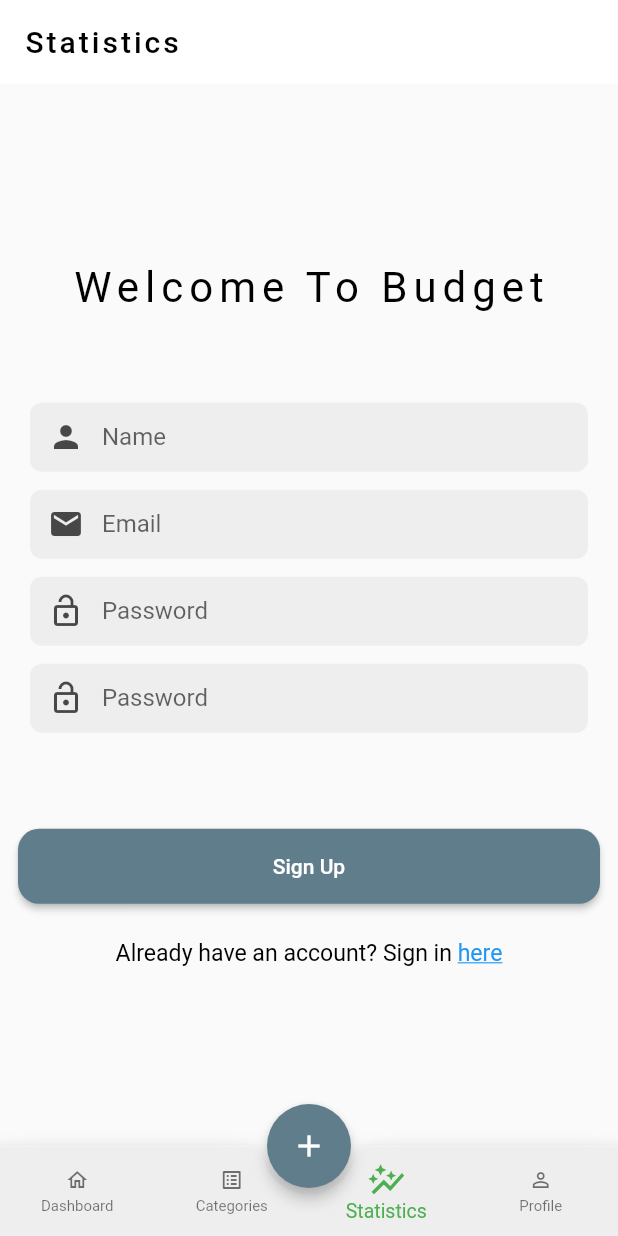
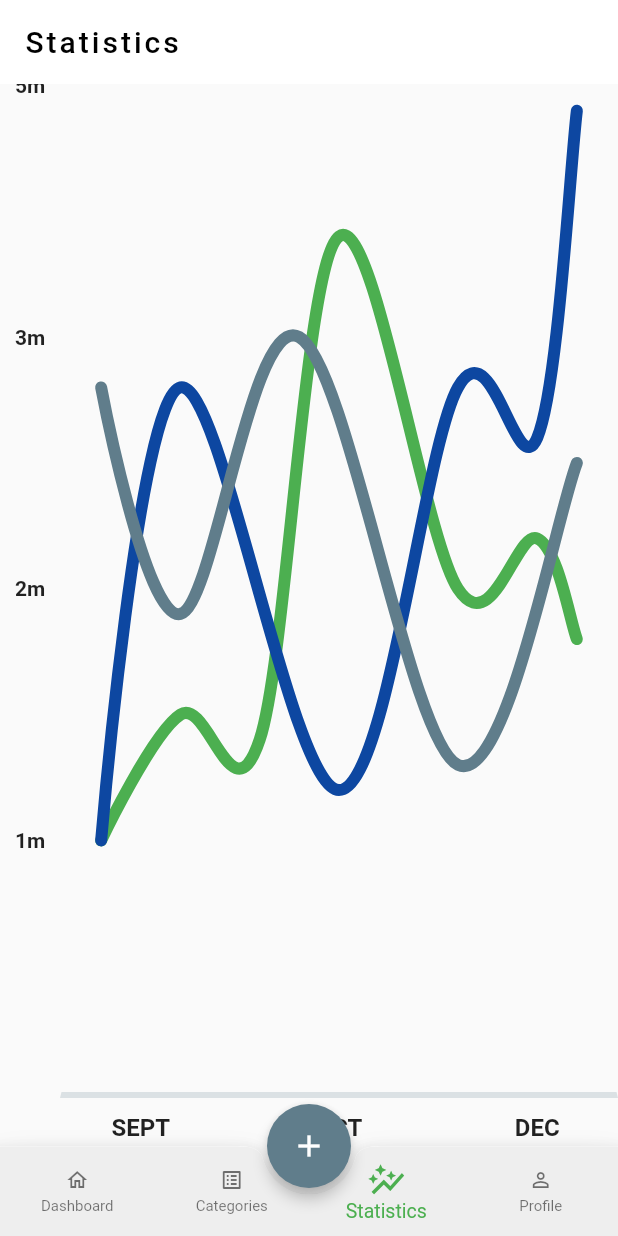
Before and after one commit to myat-pan/budget_tracker, a Flutter app: the HomeScreen screen opened directly, item 3 of the bottom bar chosen, on a phone screen of 412 x 824 dp. Run offline on Flutter 3.47's test engine with Material 2 defaults, Android fonts, the phone set to English and light mode, and no system bars; drawn by our look-alikes of fl_chart; our stand-ins replace data_table_2, get.

Commit message:
added statics screen

```diff
--- a/lib/src/modules/home/views/HomeScreen.dart
+++ b/lib/src/modules/home/views/HomeScreen.dart
@@ -2,6 +2,7 @@ import 'package:budget_tracker/src/modules/categories/views/CategoriesScreen.dar
 import 'package:budget_tracker/src/modules/dashboard/views/DashboardScreen.dart';
 import 'package:budget_tracker/src/modules/profile/views/Profile.dart';
 import 'package:budget_tracker/src/modules/login/views/RegisterScreen.dart';
+import 'package:budget_tracker/src/modules/statistics/views/StatisticsScreen.dart';
 import 'package:flutter/material.dart';
 import 'package:budget_tracker/src/res/colors.dart' as color;
 import 'package:budget_tracker/src/res/styles.dart' as style;
@@ -25,7 +26,7 @@ class _HomeScreenState extends State<HomeScreen> {
   void initState() {
     _pages.add(DashboardScreen());
     _pages.add(CategoriesScreen());
-    _pages.add(RegisterScreen());
+    _pages.add(StatisticsScreen());
     _pages.add(ProfileScreen());
     super.initState();
   }
--- a/lib/src/modules/login/components/text_form_field_widget.dart
+++ b/lib/src/modules/login/components/text_form_field_widget.dart
@@ -15,7 +15,7 @@ class TextFormFieldWidget extends StatelessWidget {
     return Container(
         height: dimens.textFieldHeight,
         decoration: BoxDecoration(
-            color: Colors.grey[200],
+            color: Colors.grey[300],
             borderRadius: BorderRadius.circular(dimens.textFieldBorderRadius)),
         child: TextFormField(
           controller: controller,
--- /dev/null
+++ b/lib/src/modules/statistics/views/LineChart.dart
@@ -0,0 +1,354 @@
+import 'package:fl_chart/fl_chart.dart';
+import 'package:flutter/material.dart';
+import 'package:budget_tracker/src/res/colors.dart' as color;
+
+class MyLineChart extends StatelessWidget {
+  const MyLineChart({this.isShowingMainData});
+
+  final bool isShowingMainData;
+
+  @override
+  Widget build(BuildContext context) {
+    return LineChart(
+      isShowingMainData ? sampleData1 : sampleData2,
+      swapAnimationDuration: const Duration(milliseconds: 250),
+    );
+  }
+
+  LineChartData get sampleData1 => LineChartData(
+        lineTouchData: lineTouchData1,
+        gridData: gridData,
+        titlesData: titlesData1,
+        borderData: borderData,
+        lineBarsData: lineBarsData1,
+        minX: 0,
+        maxX: 14,
+        maxY: 4,
+        minY: 0,
+      );
+
+  LineChartData get sampleData2 => LineChartData(
+        lineTouchData: lineTouchData2,
+        gridData: gridData,
+        titlesData: titlesData2,
+        borderData: borderData,
+        lineBarsData: lineBarsData2,
+        minX: 0,
+        maxX: 14,
+        maxY: 6,
+        minY: 0,
+      );
+
+  LineTouchData get lineTouchData1 => LineTouchData(
+        handleBuiltInTouches: true,
+        touchTooltipData: LineTouchTooltipData(
+          tooltipBgColor: Colors.blueGrey.withOpacity(0.8),
+        ),
+      );
+
+  FlTitlesData get titlesData1 => FlTitlesData(
+        bottomTitles: AxisTitles(
+          sideTitles: bottomTitles,
+        ),
+        rightTitles: AxisTitles(
+          sideTitles: SideTitles(showTitles: false),
+        ),
+        topTitles: AxisTitles(
+          sideTitles: SideTitles(showTitles: false),
+        ),
+        leftTitles: AxisTitles(
+          sideTitles: leftTitles(),
+        ),
+      );
+
+  List<LineChartBarData> get lineBarsData1 => [
+        lineChartBarData1_1,
+        lineChartBarData1_2,
+        lineChartBarData1_3,
+      ];
+
+  LineTouchData get lineTouchData2 => LineTouchData(
+        enabled: false,
+      );
+
+  FlTitlesData get titlesData2 => FlTitlesData(
+        bottomTitles: AxisTitles(
+          sideTitles: bottomTitles,
+        ),
+        rightTitles: AxisTitles(
+          sideTitles: SideTitles(showTitles: false),
+        ),
+        topTitles: AxisTitles(
+          sideTitles: SideTitles(showTitles: false),
+        ),
+        leftTitles: AxisTitles(
+          sideTitles: leftTitles(),
+        ),
+      );
+
+  List<LineChartBarData> get lineBarsData2 => [
+        lineChartBarData2_1,
+        lineChartBarData2_2,
+        lineChartBarData2_3,
+      ];
+
+  Widget leftTitleWidgets(double value, TitleMeta meta) {
+    const style = TextStyle(
+      fontWeight: FontWeight.bold,
+      fontSize: 14,
+    );
+    String text;
+    switch (value.toInt()) {
+      case 1:
+        text = '1m';
+        break;
+      case 2:
+        text = '2m';
+        break;
+      case 3:
+        text = '3m';
+        break;
+      case 4:
+        text = '5m';
+        break;
+      case 5:
+        text = '6m';
+        break;
+      default:
+        return Container();
+    }
+
+    return Text(text, style: style, textAlign: TextAlign.center);
+  }
+
+  SideTitles leftTitles() => SideTitles(
+        getTitlesWidget: leftTitleWidgets,
+        showTitles: true,
+        interval: 1,
+        reservedSize: 40,
+      );
+
+  Widget bottomTitleWidgets(double value, TitleMeta meta) {
+    const style = TextStyle(
+      fontWeight: FontWeight.bold,
+      fontSize: 16,
+    );
+    Widget text;
+    switch (value.toInt()) {
+      case 2:
+        text = const Text('SEPT', style: style);
+        break;
+      case 7:
+        text = const Text('OCT', style: style);
+        break;
+      case 12:
+        text = const Text('DEC', style: style);
+        break;
+      default:
+        text = const Text('');
+        break;
+    }
+
+    return SideTitleWidget(
+      axisSide: meta.axisSide,
+      space: 10,
+      child: text,
+    );
+  }
+
+  SideTitles get bottomTitles => SideTitles(
+        showTitles: true,
+        reservedSize: 32,
+        interval: 1,
+        getTitlesWidget: bottomTitleWidgets,
+      );
+
+  FlGridData get gridData => FlGridData(show: false);
+
+  FlBorderData get borderData => FlBorderData(
+        show: true,
+        border: Border(
+          bottom: BorderSide(color: color.primary.withOpacity(0.2), width: 4),
+          left: const BorderSide(color: Colors.transparent),
+          right: const BorderSide(color: Colors.transparent),
+          top: const BorderSide(color: Colors.transparent),
+        ),
+      );
+
+  LineChartBarData get lineChartBarData1_1 => LineChartBarData(
+        isCurved: true,
+        color: color.inComeColor,
+        barWidth: 8,
+        isStrokeCapRound: true,
+        dotData: FlDotData(show: false),
+        belowBarData: BarAreaData(show: false),
+        spots: const [
+          FlSpot(1, 1),
+          FlSpot(3, 1.5),
+          FlSpot(5, 1.4),
+          FlSpot(7, 3.4),
+          FlSpot(10, 2),
+          FlSpot(12, 2.2),
+          FlSpot(13, 1.8),
+        ],
+      );
+
+  LineChartBarData get lineChartBarData1_2 => LineChartBarData(
+        isCurved: true,
+        color: color.messageColor,
+        barWidth: 8,
+        isStrokeCapRound: true,
+        dotData: FlDotData(show: false),
+        belowBarData: BarAreaData(
+          show: false,
+          color: color.messageColor.withOpacity(0),
+        ),
+        spots: const [
+          FlSpot(1, 1),
+          FlSpot(3, 2.8),
+          FlSpot(7, 1.2),
+          FlSpot(10, 2.8),
+          FlSpot(12, 2.6),
+          FlSpot(13, 3.9),
+        ],
+      );
+
+  LineChartBarData get lineChartBarData1_3 => LineChartBarData(
+        isCurved: true,
+        color: color.primary,
+        barWidth: 8,
+        isStrokeCapRound: true,
+        dotData: FlDotData(show: false),
+        belowBarData: BarAreaData(show: false),
+        spots: const [
+          FlSpot(1, 2.8),
+          FlSpot(3, 1.9),
+          FlSpot(6, 3),
+          FlSpot(10, 1.3),
+          FlSpot(13, 2.5),
+        ],
+      );
+
+  LineChartBarData get lineChartBarData2_1 => LineChartBarData(
+        isCurved: true,
+        curveSmoothness: 0,
+        color: color.incomeCardColor.withOpacity(0.5),
+        barWidth: 4,
+        isStrokeCapRound: true,
+        dotData: FlDotData(show: false),
+        belowBarData: BarAreaData(show: false),
+        spots: const [
+          FlSpot(1, 1),
+          FlSpot(3, 4),
+          FlSpot(5, 1.8),
+          FlSpot(7, 5),
+          FlSpot(10, 2),
+          FlSpot(12, 2.2),
+          FlSpot(13, 1.8),
+        ],
+      );
+
+  LineChartBarData get lineChartBarData2_2 => LineChartBarData(
+        isCurved: true,
+        color: color.expenseColor.withOpacity(0.5),
+        barWidth: 4,
+        isStrokeCapRound: true,
+        dotData: FlDotData(show: false),
+        belowBarData: BarAreaData(
+          show: true,
+          color: color.expenseColor.withOpacity(0.2),
+        ),
+        spots: const [
+          FlSpot(1, 1),
+          FlSpot(3, 2.8),
+          FlSpot(7, 1.2),
+          FlSpot(10, 2.8),
+          FlSpot(12, 2.6),
+          FlSpot(13, 3.9),
+        ],
+      );
+
+  LineChartBarData get lineChartBarData2_3 => LineChartBarData(
+        isCurved: true,
+        curveSmoothness: 0,
+        color: color.expenseColor.withOpacity(0.5),
+        barWidth: 2,
+        isStrokeCapRound: true,
+        dotData: FlDotData(show: true),
+        belowBarData: BarAreaData(show: false),
+        spots: const [
+          FlSpot(1, 3.8),
+          FlSpot(3, 1.9),
+          FlSpot(6, 5),
+          FlSpot(10, 3.3),
+          FlSpot(13, 4.5),
+        ],
+      );
+}
+
+class LineChartSample1 extends StatefulWidget {
+  @override
+  State<StatefulWidget> createState() => LineChartSample1State();
+}
+
+class LineChartSample1State extends State<LineChartSample1> {
+  bool isShowingMainData;
+
+  @override
+  void initState() {
+    super.initState();
+    isShowingMainData = true;
+  }
+
+  @override
+  Widget build(BuildContext context) {
+    return AspectRatio(
+      aspectRatio: 1.23,
+      child: Stack(
+        children: <Widget>[
+          Column(
+            crossAxisAlignment: CrossAxisAlignment.stretch,
+            children: <Widget>[
+              const SizedBox(
+                height: 37,
+              ),
+              const Text(
+                'Monthly Sales',
+                style: TextStyle(
+                  color: color.primary,
+                  fontSize: 32,
+                  fontWeight: FontWeight.bold,
+                  letterSpacing: 2,
+                ),
+                textAlign: TextAlign.center,
+              ),
+              const SizedBox(
+                height: 37,
+              ),
+              Expanded(
+                child: Padding(
+                  padding: const EdgeInsets.only(right: 16, left: 6),
+                  child: MyLineChart(isShowingMainData: isShowingMainData),
+                ),
+              ),
+              const SizedBox(
+                height: 10,
+              ),
+            ],
+          ),
+          IconButton(
+            icon: Icon(
+              Icons.refresh,
+              color: Colors.white.withOpacity(isShowingMainData ? 1.0 : 0.5),
+            ),
+            onPressed: () {
+              setState(() {
+                isShowingMainData = !isShowingMainData;
+              });
+            },
+          )
+        ],
+      ),
+    );
+  }
+}
--- /dev/null
+++ b/lib/src/modules/statistics/views/StatisticsScreen.dart
@@ -0,0 +1,19 @@
+import 'package:budget_tracker/src/modules/statistics/views/LineChart.dart';
+import 'package:fl_chart/fl_chart.dart';
+import 'package:flutter/material.dart';
+
+class StatisticsScreen extends StatefulWidget {
+  @override
+  State<StatisticsScreen> createState() => _StatisticsScreenState();
+}
+
+class _StatisticsScreenState extends State<StatisticsScreen> {
+  @override
+  Widget build(BuildContext context) {
+    return Scaffold(
+      body: MyLineChart(
+        isShowingMainData: true,
+      ),
+    );
+  }
+}
--- a/lib/src/res/colors.dart
+++ b/lib/src/res/colors.dart
@@ -1,9 +1,12 @@
 import 'package:flutter/material.dart';
 
+const Color incomeCardColor = Colors.blueGrey;
+final Color expenseCardColor = Colors.red[100];
 const Color inComeColor = Colors.green;
 const Color expenseColor = Colors.red;
 
-const Color secondaryColor = Colors.blue;
+const Color primary = Colors.blueGrey;
+final Color messageColor = Colors.blue[900];
 const Color fontColor = Colors.black;
 
 final Color dataRowColor = Colors.grey[300];
--- a/lib/src/res/dimens.dart
+++ b/lib/src/res/dimens.dart
@@ -31,7 +31,7 @@ const PAD_ALL_5 = EdgeInsets.all(5);
 const SCREEN_PAD = EdgeInsets.symmetric(vertical: 15.0, horizontal: 30.0);
 const SCREEN_PAD_INSIDE = EdgeInsets.symmetric(horizontal: 20.0);
 
-const double textFieldHeight = 46.0;
+const double textFieldHeight = 48.0;
 const double buttonHeight = 50.0;
 const double borderRadius = 14;
 const double textFieldBorderRadius = 8;
--- a/pubspec.yaml
+++ b/pubspec.yaml
@@ -35,6 +35,7 @@ dependencies:
   get: ^4.6.5
   data_table_2: ^2.2.1
   intl: ^0.18.0
+  fl_chart: ^0.55.2
 
 dev_dependencies:
   flutter_test:
```
Also changed, not shown: lib/src/modules/dashboard/views/DashboardScreen.dart (+66 -1 lines), lib/src/modules/login/views/RegisterScreen.dart (+57 -3 lines), lib/src/modules/profile/views/Profile.dart (+37 -3 lines), pubspec.lock.
